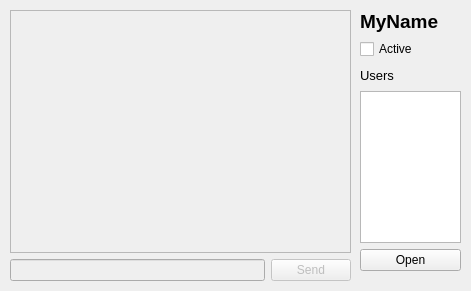
This is QChatClient/clientwindow.ui in IMAGINARY9/QChat as Qt 5 draws it before an edit. The edited form follows.
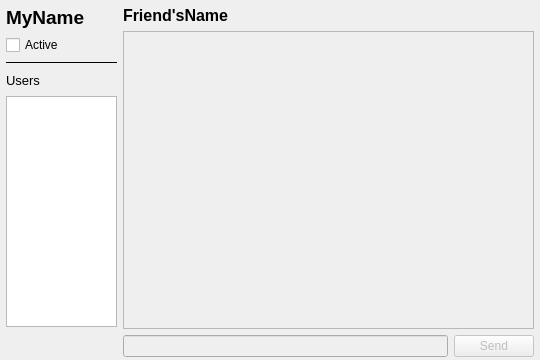
This is the edited form.

What changed in the file:
```diff
--- a/QChatClient/clientwindow.ui
+++ b/QChatClient/clientwindow.ui
@@ -6,23 +6,60 @@
    <rect>
     <x>0</x>
     <y>0</y>
-    <width>471</width>
-    <height>291</height>
+    <width>540</width>
+    <height>360</height>
    </rect>
   </property>
+  <property name="sizePolicy">
+   <sizepolicy hsizetype="Preferred" vsizetype="Preferred">
+    <horstretch>0</horstretch>
+    <verstretch>0</verstretch>
+   </sizepolicy>
+  </property>
+  <property name="minimumSize">
+   <size>
+    <width>540</width>
+    <height>360</height>
+   </size>
+  </property>
+  <property name="maximumSize">
+   <size>
+    <width>540</width>
+    <height>360</height>
+   </size>
+  </property>
+  <property name="font">
+   <font>
+    <kerning>true</kerning>
+   </font>
+  </property>
   <property name="windowTitle">
    <string>ClientWindow</string>
   </property>
-  <widget class="QWidget" name="">
+  <widget class="QWidget" name="layoutWidget">
    <property name="geometry">
     <rect>
-     <x>10</x>
-     <y>10</y>
-     <width>341</width>
-     <height>271</height>
+     <x>123</x>
+     <y>6</y>
+     <width>411</width>
+     <height>351</height>
     </rect>
    </property>
    <layout class="QVBoxLayout" name="verticalLayout_2">
+    <item>
+     <widget class="QLabel" name="recepientLabel">
+      <property name="font">
+       <font>
+        <pointsize>12</pointsize>
+        <bold>true</bold>
+        <kerning>true</kerning>
+       </font>
+      </property>
+      <property name="text">
+       <string>Friend'sName</string>
+      </property>
+     </widget>
+    </item>
     <item>
      <widget class="QListView" name="chatView">
       <property name="enabled">
@@ -58,22 +95,26 @@
     </item>
    </layout>
   </widget>
-  <widget class="QWidget" name="">
+  <widget class="QWidget" name="layoutWidget">
    <property name="geometry">
     <rect>
-     <x>360</x>
-     <y>10</y>
-     <width>101</width>
-     <height>261</height>
+     <x>6</x>
+     <y>6</y>
+     <width>111</width>
+     <height>321</height>
     </rect>
    </property>
    <layout class="QVBoxLayout" name="verticalLayout">
+    <property name="sizeConstraint">
+     <enum>QLayout::SetDefaultConstraint</enum>
+    </property>
     <item>
      <widget class="QLabel" name="nameLabel">
       <property name="font">
        <font>
         <pointsize>14</pointsize>
         <bold>true</bold>
+        <kerning>true</kerning>
        </font>
       </property>
       <property name="text">
@@ -89,6 +130,7 @@
       <property name="font">
        <font>
         <pointsize>9</pointsize>
+        <kerning>true</kerning>
        </font>
       </property>
       <property name="text">
@@ -105,6 +147,22 @@
       </property>
      </widget>
     </item>
+    <item>
+     <widget class="Line" name="line">
+      <property name="font">
+       <font>
+        <bold>false</bold>
+        <kerning>true</kerning>
+       </font>
+      </property>
+      <property name="frameShadow">
+       <enum>QFrame::Plain</enum>
+      </property>
+      <property name="orientation">
+       <enum>Qt::Horizontal</enum>
+      </property>
+     </widget>
+    </item>
     <item>
      <layout class="QHBoxLayout" name="horizontalLayout">
       <item>
@@ -112,6 +170,7 @@
         <property name="font">
          <font>
           <pointsize>10</pointsize>
+          <kerning>true</kerning>
          </font>
         </property>
         <property name="text">
@@ -139,15 +198,8 @@
       <property name="enabled">
        <bool>true</bool>
       </property>
-     </widget>
-    </item>
-    <item>
-     <widget class="QPushButton" name="openButton">
-      <property name="enabled">
-       <bool>true</bool>
-      </property>
-      <property name="text">
-       <string>Open</string>
+      <property name="editTriggers">
+       <set>QAbstractItemView::NoEditTriggers</set>
       </property>
      </widget>
     </item>
```
Left out of the diff: 13 changed lines with no effect on the pictures.
